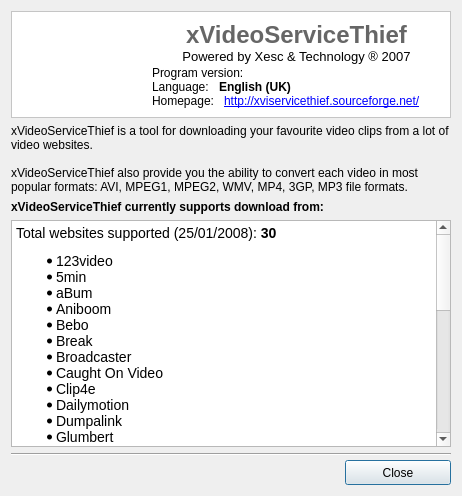
First picture: the form in ui/information.ui, repository ckorn/xvst, before the edit.
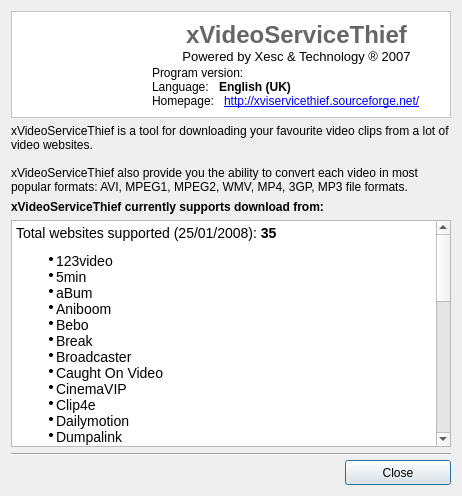
Second picture: the form after the edit. Icons and pictures are not drawn.

Diff of the .ui file:
```diff
--- a/ui/information.ui
+++ b/ui/information.ui
@@ -206,39 +206,44 @@
       <string>&lt;html>&lt;head>&lt;meta name="qrichtext" content="1" />&lt;style type="text/css">
 p, li { white-space: pre-wrap; }
 &lt;/style>&lt;/head>&lt;body style=" font-family:'MS Shell Dlg 2'; font-size:8.25pt; font-weight:400; font-style:normal;">
-&lt;p style=" margin-top:0px; margin-bottom:0px; margin-left:0px; margin-right:0px; -qt-block-indent:0; text-indent:0px;">&lt;span style=" font-family:'Arial'; font-size:large;">Total websites supported (25/01/2008): &lt;/span>&lt;span style=" font-family:'Arial'; font-size:large; font-weight:600;">30&lt;/span>&lt;span style=" font-family:'Arial'; font-size:large;"> &lt;/span>&lt;/p>
-&lt;ul style="-qt-list-indent: 1;">&lt;li style=" font-family:'Arial'; font-size:large;" style=" margin-top:12px; margin-bottom:0px; margin-left:0px; margin-right:0px; -qt-block-indent:0; text-indent:0px;">&lt;span style=" font-size:large;">123video &lt;/span>&lt;/li>
-&lt;li style=" font-family:'Arial'; font-size:large;" style=" margin-top:0px; margin-bottom:0px; margin-left:0px; margin-right:0px; -qt-block-indent:0; text-indent:0px;">&lt;span style=" font-size:large;">5min &lt;/span>&lt;/li>
-&lt;li style=" font-family:'Arial'; font-size:large;" style=" margin-top:0px; margin-bottom:0px; margin-left:0px; margin-right:0px; -qt-block-indent:0; text-indent:0px;">&lt;span style=" font-size:large;">aBum &lt;/span>&lt;/li>
-&lt;li style=" font-family:'Arial'; font-size:large;" style=" margin-top:0px; margin-bottom:0px; margin-left:0px; margin-right:0px; -qt-block-indent:0; text-indent:0px;">&lt;span style=" font-size:large;">Aniboom &lt;/span>&lt;/li>
-&lt;li style=" font-family:'Arial'; font-size:large;" style=" margin-top:0px; margin-bottom:0px; margin-left:0px; margin-right:0px; -qt-block-indent:0; text-indent:0px;">&lt;span style=" font-size:large;">Bebo &lt;/span>&lt;/li>
-&lt;li style=" font-family:'Arial'; font-size:large;" style=" margin-top:0px; margin-bottom:0px; margin-left:0px; margin-right:0px; -qt-block-indent:0; text-indent:0px;">&lt;span style=" font-size:large;">Break &lt;/span>&lt;/li>
-&lt;li style=" font-family:'Arial'; font-size:large;" style=" margin-top:0px; margin-bottom:0px; margin-left:0px; margin-right:0px; -qt-block-indent:0; text-indent:0px;">&lt;span style=" font-size:large;">Broadcaster &lt;/span>&lt;/li>
-&lt;li style=" font-family:'Arial'; font-size:large;" style=" margin-top:0px; margin-bottom:0px; margin-left:0px; margin-right:0px; -qt-block-indent:0; text-indent:0px;">&lt;span style=" font-size:large;">Caught On Video &lt;/span>&lt;/li>
-&lt;li style=" font-family:'Arial'; font-size:large;" style=" margin-top:0px; margin-bottom:0px; margin-left:0px; margin-right:0px; -qt-block-indent:0; text-indent:0px;">&lt;span style=" font-size:large;">Clip4e &lt;/span>&lt;/li>
-&lt;li style=" font-family:'Arial'; font-size:large;" style=" margin-top:0px; margin-bottom:0px; margin-left:0px; margin-right:0px; -qt-block-indent:0; text-indent:0px;">&lt;span style=" font-size:large;">Dailymotion &lt;/span>&lt;/li>
-&lt;li style=" font-family:'Arial'; font-size:large;" style=" margin-top:0px; margin-bottom:0px; margin-left:0px; margin-right:0px; -qt-block-indent:0; text-indent:0px;">&lt;span style=" font-size:large;">Dumpalink &lt;/span>&lt;/li>
-&lt;li style=" font-family:'Arial'; font-size:large;" style=" margin-top:0px; margin-bottom:0px; margin-left:0px; margin-right:0px; -qt-block-indent:0; text-indent:0px;">&lt;span style=" font-size:large;">Glumbert &lt;/span>&lt;/li>
-&lt;li style=" font-family:'Arial'; font-size:large;" style=" margin-top:0px; margin-bottom:0px; margin-left:0px; margin-right:0px; -qt-block-indent:0; text-indent:0px;">&lt;span style=" font-size:large;">Google Video &lt;/span>&lt;/li>
-&lt;li style=" font-family:'Arial'; font-size:large;" style=" margin-top:0px; margin-bottom:0px; margin-left:0px; margin-right:0px; -qt-block-indent:0; text-indent:0px;">&lt;span style=" font-size:large;">LiveVideo &lt;/span>&lt;/li>
-&lt;li style=" font-family:'Arial'; font-size:large;" style=" margin-top:0px; margin-bottom:0px; margin-left:0px; margin-right:0px; -qt-block-indent:0; text-indent:0px;">&lt;span style=" font-size:large;">Lulu TV &lt;/span>&lt;/li>
-&lt;li style=" font-family:'Arial'; font-size:large;" style=" margin-top:0px; margin-bottom:0px; margin-left:0px; margin-right:0px; -qt-block-indent:0; text-indent:0px;">&lt;span style=" font-size:large;">Metacafe &lt;/span>&lt;/li>
-&lt;li style=" font-family:'Arial'; font-size:large;" style=" margin-top:0px; margin-bottom:0px; margin-left:0px; margin-right:0px; -qt-block-indent:0; text-indent:0px;">&lt;span style=" font-size:large;">Sclipo &lt;/span>&lt;/li>
-&lt;li style=" font-family:'Arial'; font-size:large;" style=" margin-top:0px; margin-bottom:0px; margin-left:0px; margin-right:0px; -qt-block-indent:0; text-indent:0px;">&lt;span style=" font-size:large;">Video.ca &lt;/span>&lt;/li>
-&lt;li style=" font-family:'Arial'; font-size:large;" style=" margin-top:0px; margin-bottom:0px; margin-left:0px; margin-right:0px; -qt-block-indent:0; text-indent:0px;">&lt;span style=" font-size:large;">VideoLeak &lt;/span>&lt;/li>
-&lt;li style=" font-family:'Arial'; font-size:large;" style=" margin-top:0px; margin-bottom:0px; margin-left:0px; margin-right:0px; -qt-block-indent:0; text-indent:0px;">&lt;span style=" font-size:large;">Yahoo Video (*) &lt;/span>&lt;/li>
-&lt;li style=" font-family:'Arial'; font-size:large;" style=" margin-top:0px; margin-bottom:0px; margin-left:0px; margin-right:0px; -qt-block-indent:0; text-indent:0px;">&lt;span style=" font-size:large;">Yikers &lt;/span>&lt;/li>
-&lt;li style=" font-family:'Arial'; font-size:large;" style=" margin-top:0px; margin-bottom:0px; margin-left:0px; margin-right:0px; -qt-block-indent:0; text-indent:0px;">&lt;span style=" font-size:large;">YouTube &lt;/span>&lt;/li>
-&lt;li style=" font-family:'Arial'; font-size:large;" style=" margin-top:0px; margin-bottom:12px; margin-left:0px; margin-right:0px; -qt-block-indent:0; text-indent:0px;">&lt;span style=" font-size:large;">ZappInternet &lt;/span>&lt;/li>&lt;/ul>
-&lt;p style=" margin-top:0px; margin-bottom:0px; margin-left:0px; margin-right:0px; -qt-block-indent:0; text-indent:0px; font-family:'Arial'; font-size:large;">&lt;span style=" font-size:large;">Adult web sites: &lt;/span>&lt;/p>
-&lt;ul style="-qt-list-indent: 1;">&lt;li style=" font-family:'Arial'; font-size:large;" style=" margin-top:12px; margin-bottom:0px; margin-left:0px; margin-right:0px; -qt-block-indent:0; text-indent:0px;">&lt;span style=" font-size:large;">Badjojo &lt;/span>&lt;/li>
-&lt;li style=" font-family:'Arial'; font-size:large;" style=" margin-top:0px; margin-bottom:0px; margin-left:0px; margin-right:0px; -qt-block-indent:0; text-indent:0px;">&lt;span style=" font-size:large;">DaleAlPlay &lt;/span>&lt;/li>
-&lt;li style=" font-family:'Arial'; font-size:large;" style=" margin-top:0px; margin-bottom:0px; margin-left:0px; margin-right:0px; -qt-block-indent:0; text-indent:0px;">&lt;span style=" font-size:large;">DesiSexTube &lt;/span>&lt;/li>
-&lt;li style=" font-family:'Arial'; font-size:large;" style=" margin-top:0px; margin-bottom:0px; margin-left:0px; margin-right:0px; -qt-block-indent:0; text-indent:0px;">&lt;span style=" font-size:large;">PornoTube &lt;/span>&lt;/li>
-&lt;li style=" font-family:'Arial'; font-size:large;" style=" margin-top:0px; margin-bottom:0px; margin-left:0px; margin-right:0px; -qt-block-indent:0; text-indent:0px;">&lt;span style=" font-size:large;">TuPorno &lt;/span>&lt;/li>
-&lt;li style=" font-family:'Arial'; font-size:large;" style=" margin-top:0px; margin-bottom:0px; margin-left:0px; margin-right:0px; -qt-block-indent:0; text-indent:0px;">&lt;span style=" font-size:large;">YouPorn &lt;/span>&lt;/li>
-&lt;li style=" font-family:'Arial'; font-size:large;" style=" margin-top:0px; margin-bottom:12px; margin-left:0px; margin-right:0px; -qt-block-indent:0; text-indent:0px;">&lt;span style=" font-size:large;">Yuvutu &lt;/span>&lt;/li>&lt;/ul>
-&lt;p style=" margin-top:12px; margin-bottom:12px; margin-left:0px; margin-right:0px; -qt-block-indent:0; text-indent:0px; font-family:'Arial'; font-size:large;">&lt;span style=" font-size:large; font-style:italic;">(*) Under revision, some videos cannot be downloaded (yet)&lt;/span>&lt;span style=" font-size:large;"> &lt;/span>&lt;/p>&lt;/body>&lt;/html></string>
+&lt;p style=" margin-top:0px; margin-bottom:0px; margin-left:0px; margin-right:0px; -qt-block-indent:0; text-indent:0px; font-size:8pt;">&lt;span style=" font-family:'Arial'; font-size:large;">Total websites supported (25/01/2008): &lt;/span>&lt;span style=" font-family:'Arial'; font-size:large; font-weight:600;">35&lt;/span>&lt;span style=" font-family:'Arial'; font-size:large;"> &lt;/span>&lt;/p>
+&lt;ul style="-qt-list-indent: 1;">&lt;li style=" font-family:'Arial'; font-size:8pt;" style=" margin-top:12px; margin-bottom:0px; margin-left:0px; margin-right:0px; -qt-block-indent:0; text-indent:0px;">&lt;span style=" font-size:large;">123video &lt;/span>&lt;/li>
+&lt;li style=" font-family:'Arial'; font-size:8pt;" style=" margin-top:0px; margin-bottom:0px; margin-left:0px; margin-right:0px; -qt-block-indent:0; text-indent:0px;">&lt;span style=" font-size:large;">5min &lt;/span>&lt;/li>
+&lt;li style=" font-family:'Arial'; font-size:8pt;" style=" margin-top:0px; margin-bottom:0px; margin-left:0px; margin-right:0px; -qt-block-indent:0; text-indent:0px;">&lt;span style=" font-size:large;">aBum &lt;/span>&lt;/li>
+&lt;li style=" font-family:'Arial'; font-size:8pt;" style=" margin-top:0px; margin-bottom:0px; margin-left:0px; margin-right:0px; -qt-block-indent:0; text-indent:0px;">&lt;span style=" font-size:large;">Aniboom &lt;/span>&lt;/li>
+&lt;li style=" font-family:'Arial'; font-size:8pt;" style=" margin-top:0px; margin-bottom:0px; margin-left:0px; margin-right:0px; -qt-block-indent:0; text-indent:0px;">&lt;span style=" font-size:large;">Bebo &lt;/span>&lt;/li>
+&lt;li style=" font-family:'Arial'; font-size:8pt;" style=" margin-top:0px; margin-bottom:0px; margin-left:0px; margin-right:0px; -qt-block-indent:0; text-indent:0px;">&lt;span style=" font-size:large;">Break &lt;/span>&lt;/li>
+&lt;li style=" font-family:'Arial'; font-size:8pt;" style=" margin-top:0px; margin-bottom:0px; margin-left:0px; margin-right:0px; -qt-block-indent:0; text-indent:0px;">&lt;span style=" font-size:large;">Broadcaster &lt;/span>&lt;/li>
+&lt;li style=" font-family:'Arial'; font-size:8pt;" style=" margin-top:0px; margin-bottom:0px; margin-left:0px; margin-right:0px; -qt-block-indent:0; text-indent:0px;">&lt;span style=" font-size:large;">Caught On Video &lt;/span>&lt;/li>
+&lt;li style=" font-family:'Arial'; font-size:8pt;" style=" margin-top:0px; margin-bottom:0px; margin-left:0px; margin-right:0px; -qt-block-indent:0; text-indent:0px;">&lt;span style=" font-size:large;">CinemaVIP&lt;/span>&lt;/li>
+&lt;li style=" font-family:'Arial'; font-size:8pt;" style=" margin-top:0px; margin-bottom:0px; margin-left:0px; margin-right:0px; -qt-block-indent:0; text-indent:0px;">&lt;span style=" font-size:large;">Clip4e &lt;/span>&lt;/li>
+&lt;li style=" font-family:'Arial'; font-size:8pt;" style=" margin-top:0px; margin-bottom:0px; margin-left:0px; margin-right:0px; -qt-block-indent:0; text-indent:0px;">&lt;span style=" font-size:large;">Dailymotion &lt;/span>&lt;/li>
+&lt;li style=" font-family:'Arial'; font-size:8pt;" style=" margin-top:0px; margin-bottom:0px; margin-left:0px; margin-right:0px; -qt-block-indent:0; text-indent:0px;">&lt;span style=" font-size:large;">Dumpalink &lt;/span>&lt;/li>
+&lt;li style=" font-family:'Arial'; font-size:8pt;" style=" margin-top:0px; margin-bottom:0px; margin-left:0px; margin-right:0px; -qt-block-indent:0; text-indent:0px;">&lt;span style=" font-size:large;">Glumbert &lt;/span>&lt;/li>
+&lt;li style=" font-family:'Arial'; font-size:8pt;" style=" margin-top:0px; margin-bottom:0px; margin-left:0px; margin-right:0px; -qt-block-indent:0; text-indent:0px;">&lt;span style=" font-size:large;">Google Video &lt;/span>&lt;/li>
+&lt;li style=" font-family:'Arial'; font-size:8pt;" style=" margin-top:0px; margin-bottom:0px; margin-left:0px; margin-right:0px; -qt-block-indent:0; text-indent:0px;">&lt;span style=" font-size:large;">LiveVideo &lt;/span>&lt;/li>
+&lt;li style=" font-family:'Arial'; font-size:8pt;" style=" margin-top:0px; margin-bottom:0px; margin-left:0px; margin-right:0px; -qt-block-indent:0; text-indent:0px;">&lt;span style=" font-size:large;">Lulu TV &lt;/span>&lt;/li>
+&lt;li style=" font-family:'Arial'; font-size:8pt;" style=" margin-top:0px; margin-bottom:0px; margin-left:0px; margin-right:0px; -qt-block-indent:0; text-indent:0px;">&lt;span style=" font-size:large;">Metacafe &lt;/span>&lt;/li>
+&lt;li style=" font-family:'Arial'; font-size:8pt;" style=" margin-top:0px; margin-bottom:0px; margin-left:0px; margin-right:0px; -qt-block-indent:0; text-indent:0px;">&lt;span style=" font-size:large;">MySpaceTv&lt;/span>&lt;/li>
+&lt;li style=" font-family:'Arial'; font-size:8pt;" style=" margin-top:0px; margin-bottom:0px; margin-left:0px; margin-right:0px; -qt-block-indent:0; text-indent:0px;">&lt;span style=" font-size:large;">Sclipo &lt;/span>&lt;/li>
+&lt;li style=" font-family:'Arial'; font-size:8pt;" style=" margin-top:0px; margin-bottom:0px; margin-left:0px; margin-right:0px; -qt-block-indent:0; text-indent:0px;">&lt;span style=" font-size:large;">Spike&lt;/span>&lt;/li>
+&lt;li style=" font-family:'Arial'; font-size:8pt;" style=" margin-top:0px; margin-bottom:0px; margin-left:0px; margin-right:0px; -qt-block-indent:0; text-indent:0px;">&lt;span style=" font-size:large;">Tu.tv&lt;/span>&lt;/li>
+&lt;li style=" font-family:'Arial'; font-size:8pt;" style=" margin-top:0px; margin-bottom:0px; margin-left:0px; margin-right:0px; -qt-block-indent:0; text-indent:0px;">&lt;span style=" font-size:large;">Video.ca &lt;/span>&lt;/li>
+&lt;li style=" font-family:'Arial'; font-size:8pt;" style=" margin-top:0px; margin-bottom:0px; margin-left:0px; margin-right:0px; -qt-block-indent:0; text-indent:0px;">&lt;span style=" font-size:large;">VideoLeak &lt;/span>&lt;/li>
+&lt;li style=" font-family:'Arial'; font-size:8pt;" style=" margin-top:0px; margin-bottom:0px; margin-left:0px; margin-right:0px; -qt-block-indent:0; text-indent:0px;">&lt;span style=" font-size:large;">Yahoo Video (*) &lt;/span>&lt;/li>
+&lt;li style=" font-family:'Arial'; font-size:8pt;" style=" margin-top:0px; margin-bottom:0px; margin-left:0px; margin-right:0px; -qt-block-indent:0; text-indent:0px;">&lt;span style=" font-size:large;">Yikers &lt;/span>&lt;/li>
+&lt;li style=" font-family:'Arial'; font-size:8pt;" style=" margin-top:0px; margin-bottom:0px; margin-left:0px; margin-right:0px; -qt-block-indent:0; text-indent:0px;">&lt;span style=" font-size:large;">YouTube &lt;/span>&lt;/li>
+&lt;li style=" font-family:'Arial'; font-size:8pt;" style=" margin-top:0px; margin-bottom:12px; margin-left:0px; margin-right:0px; -qt-block-indent:0; text-indent:0px;">&lt;span style=" font-size:large;">ZappInternet &lt;/span>&lt;/li>&lt;/ul>
+&lt;p style=" margin-top:0px; margin-bottom:0px; margin-left:0px; margin-right:0px; -qt-block-indent:0; text-indent:0px; font-family:'Arial'; font-size:8pt;">&lt;span style=" font-size:large;">Adult web sites: &lt;/span>&lt;/p>
+&lt;ul style="-qt-list-indent: 1;">&lt;li style=" font-family:'Arial'; font-size:8pt;" style=" margin-top:12px; margin-bottom:0px; margin-left:0px; margin-right:0px; -qt-block-indent:0; text-indent:0px;">&lt;span style=" font-size:large;">Badjojo &lt;/span>&lt;/li>
+&lt;li style=" font-family:'Arial'; font-size:8pt;" style=" margin-top:0px; margin-bottom:0px; margin-left:0px; margin-right:0px; -qt-block-indent:0; text-indent:0px;">&lt;span style=" font-size:large;">DaleAlPlay &lt;/span>&lt;/li>
+&lt;li style=" font-family:'Arial'; font-size:8pt;" style=" margin-top:0px; margin-bottom:0px; margin-left:0px; margin-right:0px; -qt-block-indent:0; text-indent:0px;">&lt;span style=" font-size:large;">DesiSexTube &lt;/span>&lt;/li>
+&lt;li style=" font-family:'Arial'; font-size:8pt;" style=" margin-top:0px; margin-bottom:0px; margin-left:0px; margin-right:0px; -qt-block-indent:0; text-indent:0px;">&lt;span style=" font-size:large;">PornoTube &lt;/span>&lt;/li>
+&lt;li style=" font-family:'Arial'; font-size:8pt;" style=" margin-top:0px; margin-bottom:0px; margin-left:0px; margin-right:0px; -qt-block-indent:0; text-indent:0px;">&lt;span style=" font-size:large;">Shufuni&lt;/span>&lt;/li>
+&lt;li style=" font-family:'Arial'; font-size:8pt;" style=" margin-top:0px; margin-bottom:0px; margin-left:0px; margin-right:0px; -qt-block-indent:0; text-indent:0px;">&lt;span style=" font-size:large;">TuPorno &lt;/span>&lt;/li>
+&lt;li style=" font-family:'Arial'; font-size:8pt;" style=" margin-top:0px; margin-bottom:0px; margin-left:0px; margin-right:0px; -qt-block-indent:0; text-indent:0px;">&lt;span style=" font-size:large;">YouPorn &lt;/span>&lt;/li>
+&lt;li style=" font-family:'Arial'; font-size:8pt;" style=" margin-top:0px; margin-bottom:12px; margin-left:0px; margin-right:0px; -qt-block-indent:0; text-indent:0px;">&lt;span style=" font-size:large;">Yuvutu &lt;/span>&lt;/li>&lt;/ul>
+&lt;p style=" margin-top:12px; margin-bottom:12px; margin-left:0px; margin-right:0px; -qt-block-indent:0; text-indent:0px; font-family:'Arial'; font-size:8pt;">&lt;span style=" font-size:large; font-style:italic;">(*) Under revision, some videos cannot be downloaded (yet)&lt;/span>&lt;span style=" font-size:large;"> &lt;/span>&lt;/p>&lt;/body>&lt;/html></string>
      </property>
      <property name="textInteractionFlags" >
       <set>Qt::NoTextInteraction</set>
```
